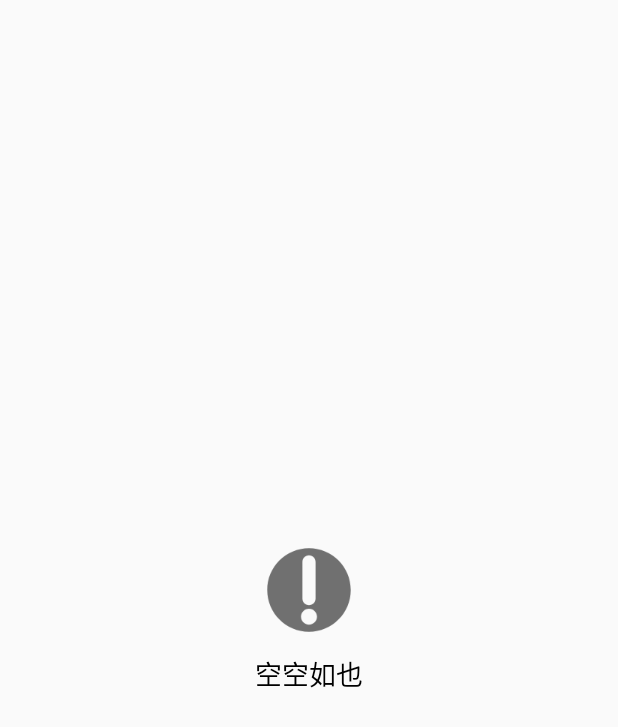
After one commit to ps4118/Quicktouch, an Android app: the layout view_empty.xml on its own in the app's theme, with its tools: preview values and no code run, on a phone screen of 412 x 824 dp. The commit adds this screen. Shown: the top 727 px of the screen. Run offline under Robolectric (Android 15) with nearby library versions, the phone set to English and light mode, and no system bars.

Commit message:
modify something

```diff
--- a/app/src/main/java/com/pft/quicktouch/mvp/contract/LoginContract.java
+++ b/app/src/main/java/com/pft/quicktouch/mvp/contract/LoginContract.java
@@ -5,6 +5,7 @@ import com.pft.quicktouch.interfaces.ResultCallBack;
 import com.pft.quicktouch.mvp.view.BaseView;
 
 import java.util.Calendar;
+import java.util.Map;
 
 import javax.security.auth.callback.Callback;
 
@@ -24,11 +25,8 @@ public class LoginContract {
     public interface LoginModel {
         /**
          * 登录
-         *
-         * @param phone 手机号
-         * @param pass  密码
          */
-        void login(String url, String phone, String pass, ResultCallBack Callback);
+        void login(String url, Map<String, String> map, ResultCallBack Callback);
 
     }
 
--- /dev/null
+++ b/app/src/main/res/layout/view_empty.xml
@@ -0,0 +1,20 @@
+<?xml version="1.0" encoding="utf-8"?>
+<LinearLayout xmlns:android="http://schemas.android.com/apk/res/android"
+    android:layout_width="match_parent"
+    android:gravity="center"
+    android:layout_height="match_parent"
+    android:orientation="vertical">
+
+    <ImageView
+        android:layout_width="wrap_content"
+        android:layout_height="wrap_content"
+        android:src="@drawable/ic_empty" />
+
+    <TextView
+        android:layout_width="wrap_content"
+        android:layout_height="wrap_content"
+        android:text="空空如也"
+        android:layout_marginTop="10dp"
+        android:textColor="#000000"
+        android:textSize="18sp" />
+</LinearLayout>
```
Also changed, not shown: app/src/main/java/com/pft/quicktouch/Constant.java (added, +9 -0 lines), app/src/main/java/com/pft/quicktouch/mvp/model/LoginModelImpl.java (+5 -8 lines), app/src/main/java/com/pft/quicktouch/mvp/presenter/LoginPresenter.java (+4 -5 lines), app/src/main/java/com/pft/quicktouch/ui/activity/AddFoodActivity.java (+26 -2 lines), app/src/main/java/com/pft/quicktouch/ui/activity/LoginActivity.java (+15 -2 lines), app/src/main/java/com/pft/quicktouch/ui/fragment/FoodManagerFragment.java (+6 -3 lines), app/src/main/java/com/pft/quicktouch/ui/fragment/FoodUpdateFragment.java (+13 -1 lines), app/src/main/java/com/pft/quicktouch/view/CustomEmptyView.java (added, +27 -0 lines), app/src/main/res/layout/fragment_food_update.xml (+16 -3 lines), app/src/main/res/drawable-xhdpi/ic_empty.png (added).
